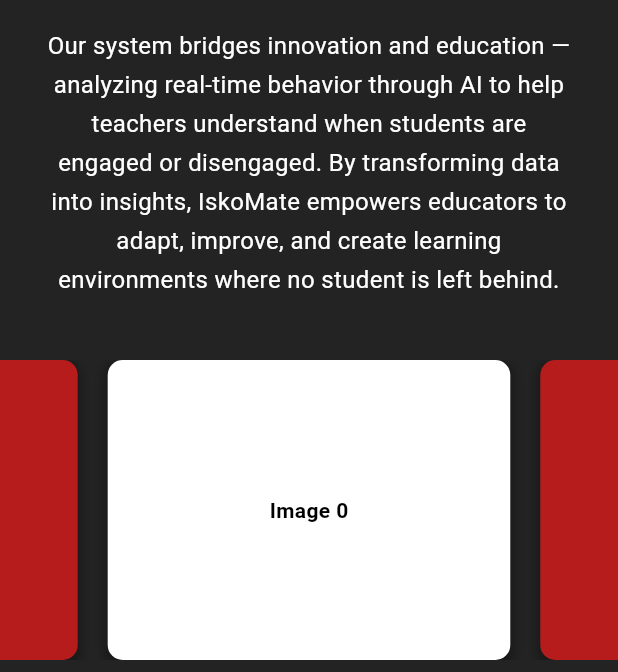
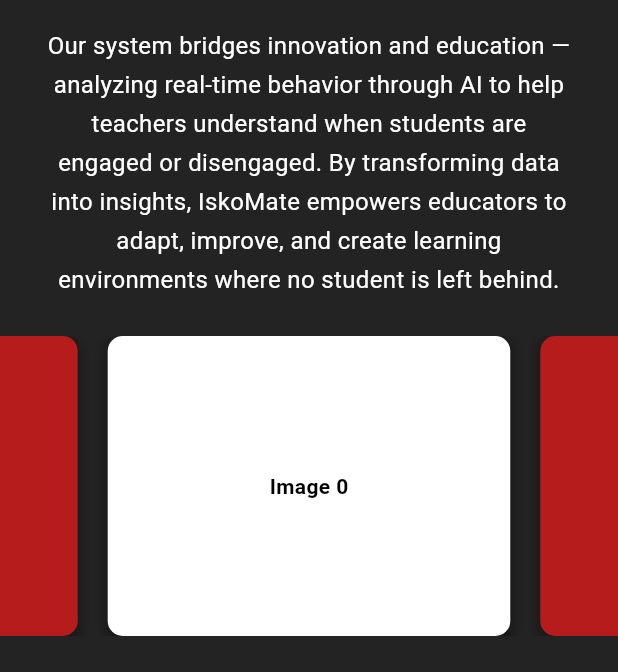
Before and after one commit to romulojr-dev/iskomate, a Flutter app: the AboutUsScreen screen opened directly, on a phone screen of 412 x 824 dp, the part 564-1236 px from its top. Run offline on Flutter 3.47's test engine with Material 3 defaults, Android fonts, the phone set to English and light mode, and no system bars; our stand-ins replace cloud_firestore, firebase_core, fl_chart, shared_preferences; missing offline and left inert: flutter_webrtc; accounts and stored records are empty.

Commit message:
about us fixed

```diff
--- a/iskomate/lib/about_us.dart
+++ b/iskomate/lib/about_us.dart
@@ -1,15 +1,13 @@
 import 'package:flutter/material.dart';
 import 'package:flutter/services.dart';
 
-// Define the custom dark background and accent color
 const Color kBackgroundColor = Color(0xFF232323);
-const Color kAccentColor = Color(0xFFB71C1C); // A deep maroon/red
+const Color kAccentColor = Color(0xFFB71C1C);
 const Color kWhiteColor = Colors.white;
 
 class AboutUsScreen extends StatelessWidget {
   const AboutUsScreen({super.key});
 
-  // Utility to set system UI colors
   void _setSystemUIOverlay() {
     SystemChrome.setSystemUIOverlayStyle(const SystemUiOverlayStyle(
       statusBarColor: Colors.transparent,
@@ -19,16 +17,16 @@
 
   @override
   Widget build(BuildContext context) {
-    _setSystemUIOverlay(); // Apply the system UI styling
+    _setSystemUIOverlay();
 
     return Scaffold(
       backgroundColor: kBackgroundColor,
-      body: SingleChildScrollView(
-        child: SafeArea(
+      body: SafeArea(
+        child: Center(
           child: Column(
+            mainAxisSize: MainAxisSize.min, // <-- This prevents overflow!
             crossAxisAlignment: CrossAxisAlignment.center,
             children: <Widget>[
-              // Logo above title
               Padding(
                 padding: const EdgeInsets.only(top: 24.0, bottom: 12.0),
                 child: Center(
@@ -44,8 +42,6 @@
                 ),
               ),
               const SizedBox(height: 8),
-
-              // Title centered
               const Text(
                 'About Us',
                 textAlign: TextAlign.center,
@@ -64,11 +60,10 @@
                 ),
               ),
               const SizedBox(height: 24),
-
-              // Main Text Content (centered)
               Padding(
                 padding: const EdgeInsets.symmetric(horizontal: 28.0),
                 child: Column(
+                  mainAxisSize: MainAxisSize.min,
                   children: const [
                     Text(
                       'At IskoMate, we believe that every student\'s focus and well-being matter. Born from a vision to support learners in their academic journey, IskoMate uses intelligent technology to monitor engagement and promote a more attentive, meaningful learning experience.',
@@ -92,15 +87,13 @@
                   ],
                 ),
               ),
-              const SizedBox(height: 40),
-
-              // Scrolling Image Placeholders (PageView)
+              const SizedBox(height: 24), // <-- Move PageView up here
               SizedBox(
                 height: 200,
                 child: PageView.builder(
                   controller: PageController(
                     viewportFraction: 0.7,
-                    initialPage: 1000, // loopable
+                    initialPage: 1000,
                   ),
                   itemBuilder: (context, index) {
                     final realIndex = index % 4;
@@ -111,7 +104,8 @@
                   },
                 ),
               ),
-              const SizedBox(height: 40),
+              const SizedBox(height: 24), // <-- Reduce this if needed
+              // Remove or reduce the last SizedBox(height: 40),
             ],
           ),
         ),
@@ -120,7 +114,6 @@
   }
 }
 
-// --- Custom Widget for the Image Placeholder Cards ---
 class PlaceholderCard extends StatelessWidget {
   final int index;
 
```
